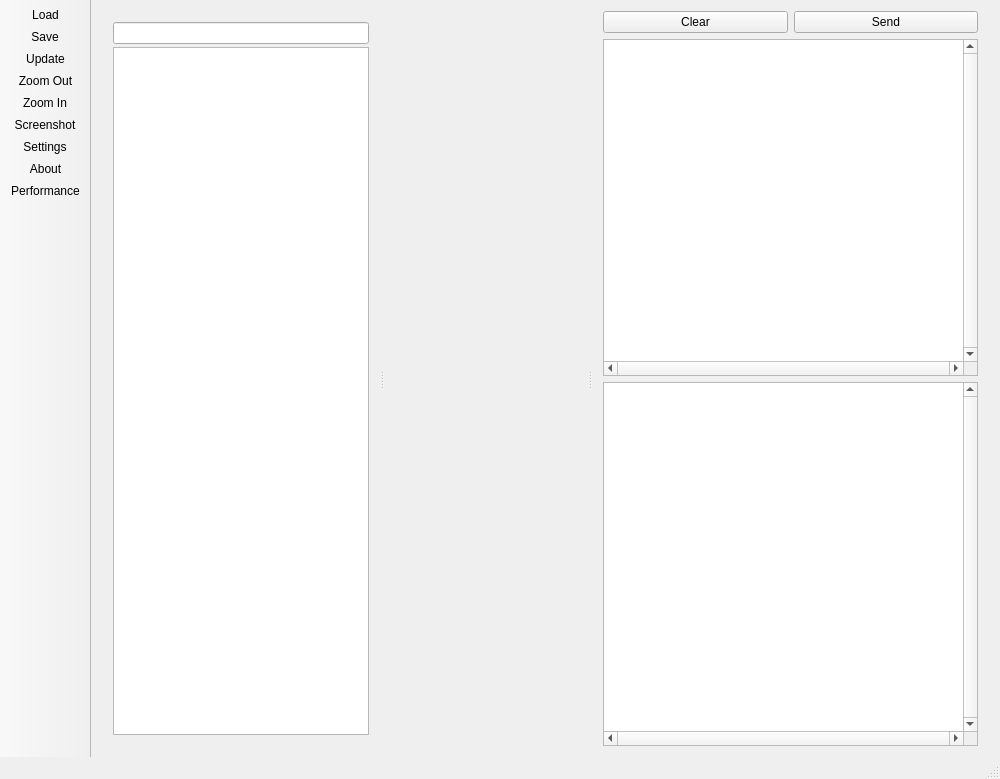
gamoeba/stagehand, file mainwindow.ui: the form before one commit.
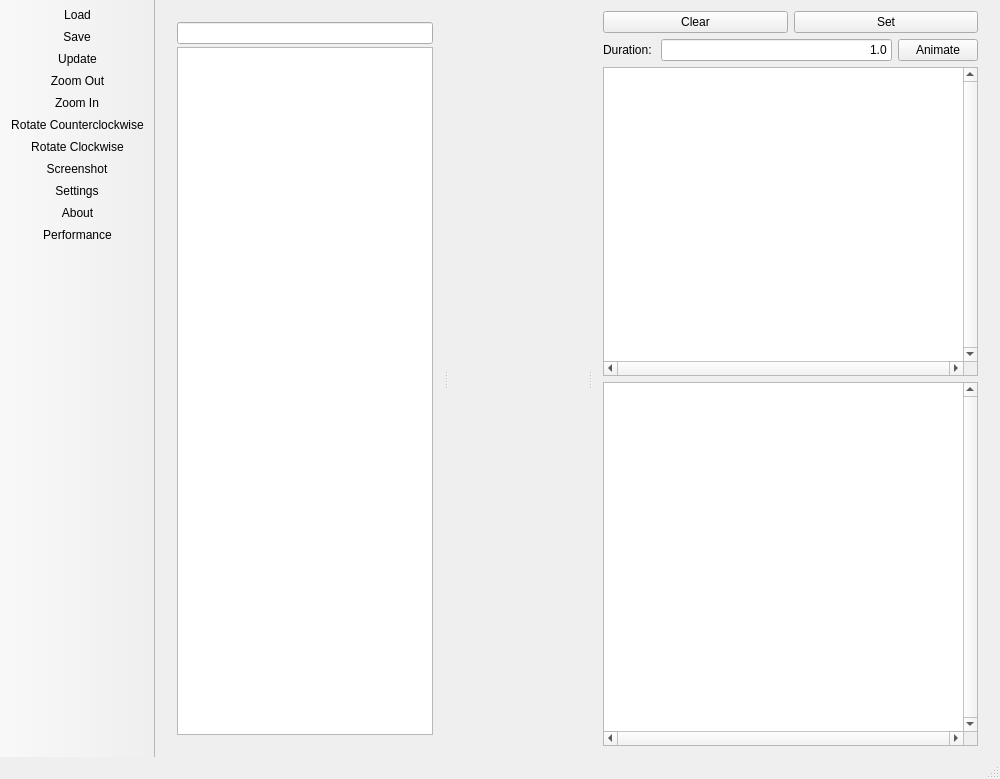
The form after the commit. Icons and pictures are not drawn.

Commit message: Rewritten rendering to utilise GL_LINES Support rotating view Support sending animated properties

```diff
--- a/mainwindow.ui
+++ b/mainwindow.ui
@@ -145,7 +145,41 @@
              <item>
               <widget class="QPushButton" name="sendButton">
                <property name="text">
-                <string>Send</string>
+                <string>Set</string>
+               </property>
+              </widget>
+             </item>
+            </layout>
+           </item>
+           <item>
+            <layout class="QHBoxLayout" name="horizontalLayout_2">
+             <property name="leftMargin">
+              <number>0</number>
+             </property>
+             <property name="topMargin">
+              <number>0</number>
+             </property>
+             <item>
+              <widget class="QLabel" name="label">
+               <property name="text">
+                <string>Duration: </string>
+               </property>
+              </widget>
+             </item>
+             <item>
+              <widget class="QLineEdit" name="durationEdit">
+               <property name="text">
+                <string>1.0</string>
+               </property>
+               <property name="alignment">
+                <set>Qt::AlignRight|Qt::AlignTrailing|Qt::AlignVCenter</set>
+               </property>
+              </widget>
+             </item>
+             <item>
+              <widget class="QPushButton" name="animateButton">
+               <property name="text">
+                <string>Animate</string>
                </property>
               </widget>
              </item>
@@ -266,6 +300,8 @@
    <addaction name="actionUpdate"/>
    <addaction name="actionZoom_Out"/>
    <addaction name="actionZoom_In"/>
+   <addaction name="actionRotate_Left"/>
+   <addaction name="actionRotate_Right"/>
    <addaction name="actionScreenshot"/>
    <addaction name="actionSettings"/>
    <addaction name="actionAbout"/>
@@ -372,6 +408,24 @@
     <bool>true</bool>
    </property>
   </action>
+  <action name="actionRotate_Right">
+   <property name="icon">
+    <iconset resource="stagehand.qrc">
+     <normaloff>:/stagehand/sub_black_rotate_cw.png</normaloff>:/stagehand/sub_black_rotate_cw.png</iconset>
+   </property>
+   <property name="text">
+    <string>Rotate Clockwise</string>
+   </property>
+  </action>
+  <action name="actionRotate_Left">
+   <property name="icon">
+    <iconset resource="stagehand.qrc">
+     <normaloff>:/stagehand/sub_black_rotate_ccw.png</normaloff>:/stagehand/sub_black_rotate_ccw.png</iconset>
+   </property>
+   <property name="text">
+    <string>Rotate Counterclockwise</string>
+   </property>
+  </action>
  </widget>
  <layoutdefault spacing="6" margin="11"/>
  <resources>
```
Left out of the diff: 34 changed lines with no effect on the pictures. The commit also changes 17 other files.
